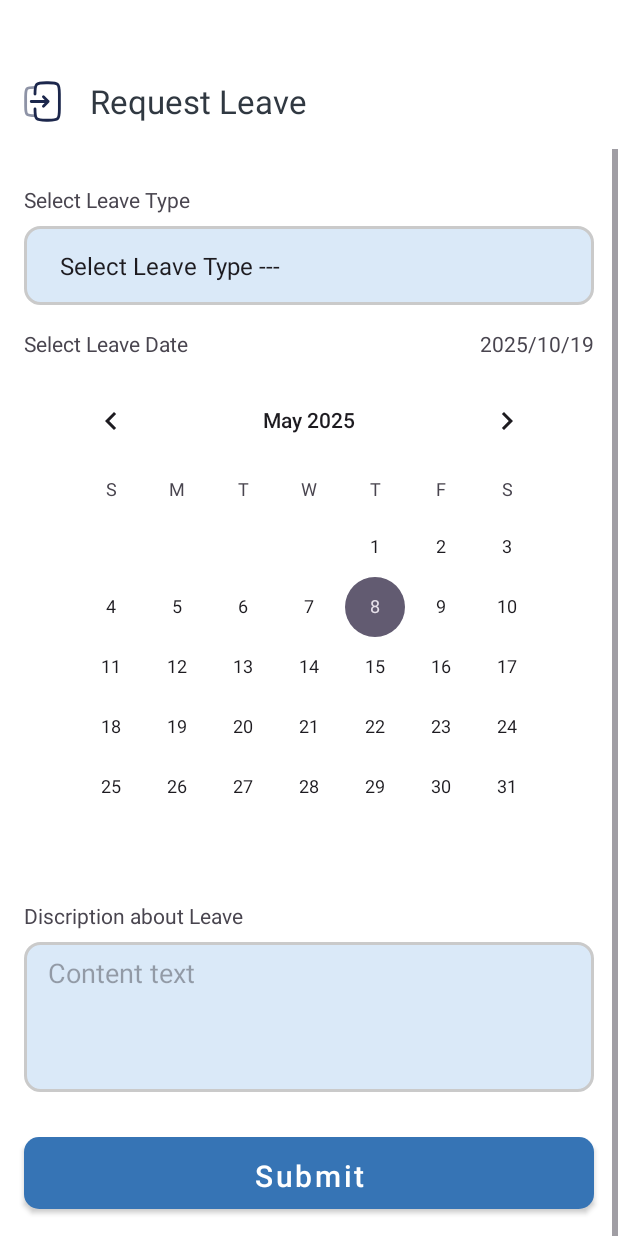
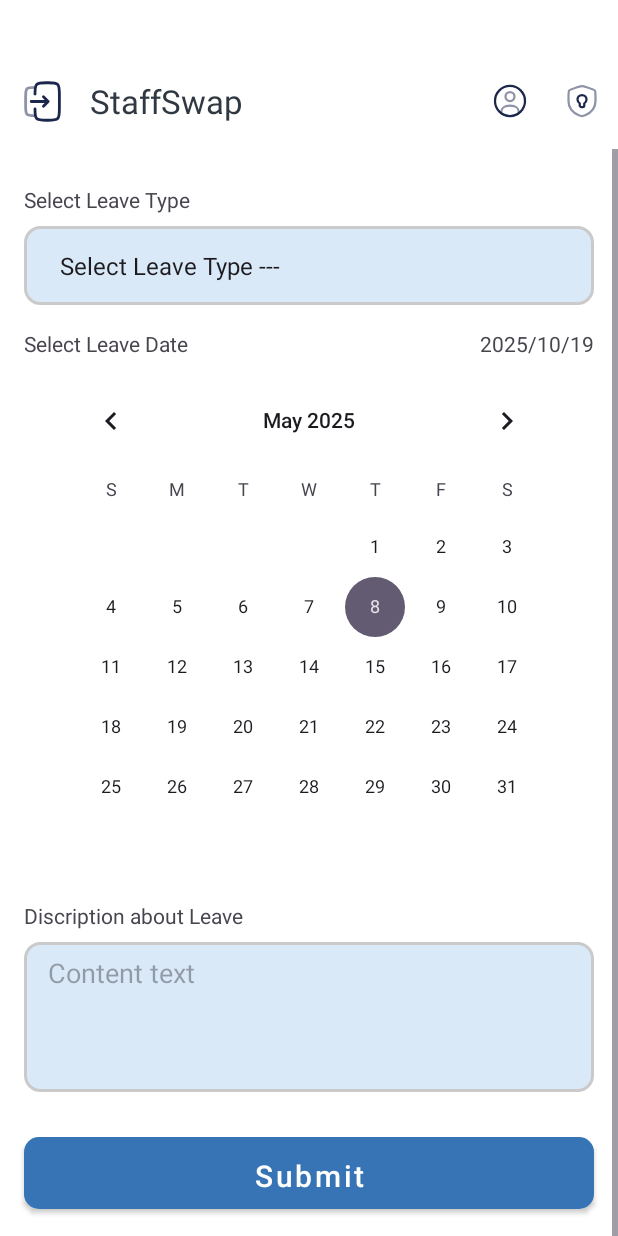
Before and after one commit to StaffSwap/AndroidApp, an Android app: the UserHomeActivity screen opened directly, with no data from a screen before it, in the side drawer, after a tap on "Request leave", on a phone screen of 412 x 824 dp. Run offline under Robolectric (Android 15) with nearby library versions, the phone set to English and light mode, and no system bars.

Commit message:
update toolbardesign

```diff
--- a/StaffSwap/app/src/main/java/com/example/staffswap/UserHomeActivity.java
+++ b/StaffSwap/app/src/main/java/com/example/staffswap/UserHomeActivity.java
@@ -1,6 +1,7 @@
 package com.example.staffswap;
 
 import android.os.Bundle;
+import android.view.Menu;
 import android.view.MenuItem;
 import android.view.View;
 
@@ -41,10 +42,10 @@
         DrawerLayout drawerLayout1 = findViewById(R.id.drawerLayout1);
         NavigationView navigationView1 = findViewById(R.id.navigationView1);
         Toolbar toolbar =  findViewById(R.id.toolbar1);
-//        setSupportActionBar(toolbar);
+        setSupportActionBar(toolbar);
 
         loadFragment(new DashboardFragment());
-        toolbar.setTitle("Dashboard");
+//        toolbar.setTitle("Dashboard");
 
 
         toolbar.setNavigationOnClickListener(new View.OnClickListener() {
@@ -65,21 +66,21 @@
 
                 if (id == R.id.menu_dashboard) {
                     fragment = new DashboardFragment();
-                    title = "Dashboard";
+//                    title = "Dashboard";
                 } else if (id == R.id.menu_req_leave) {
                     fragment = new RequestLeaveFragment();
-                    title = "Request Leave";
+//                    title = "Request Leave";
                 } else if (id == R.id.menu_time_table) {
                     fragment = new TimeTableFragment();
-                    title = "Time Table";
+//                    title = "Time Table";
                 } else if (id == R.id.menu_note) {
                     fragment = new AddNoteFragment();
-                    title = "Add Note";
+//                    title = "Add Note";
                 }
 
                 if (fragment != null) {
                     loadFragment(fragment);
-                    toolbar.setTitle(title);
+//                    toolbar.setTitle(title);
                 }
 
                 drawerLayout1.closeDrawers();
@@ -87,19 +88,34 @@
             }
         });
 
+    }
 
+    @Override
+    public boolean onCreateOptionsMenu(Menu menu) {
+        getMenuInflater().inflate(R.menu.toolbar_menu, menu);
+        return true;
+    }
 
+    @Override
+    public boolean onOptionsItemSelected(@NonNull MenuItem item) {
+        int id = item.getItemId();
+        if (id == R.id.profile) {
+            // Handle user profile
+            return true;
+        } else if (id == R.id.action_notifications) {
+            // Handle notification action
+            return true;
+        }
+        return super.onOptionsItemSelected(item);
+    }
 
-
+    private void loadFragment(Fragment fragment) {
+        FragmentManager fragmentManager = getSupportFragmentManager();
+        FragmentTransaction fragmentTransaction = fragmentManager.beginTransaction();
+        fragmentTransaction.replace(R.id.fragment_container_view1, fragment, null)
+                .setReorderingAllowed(true)
+                .commit();
     }
 
 
-    private void loadFragment(Fragment fragment){
-
-        FragmentManager fragmentManager = getSupportFragmentManager();
-        FragmentTransaction fragmentTransaction = fragmentManager.beginTransaction();
-        fragmentTransaction.replace(R.id.fragment_container_view1, fragment,null)
-                .setReorderingAllowed(true)
-                .commit();
-    }
 }
--- a/StaffSwap/app/src/main/res/layout/activity_user_home.xml
+++ b/StaffSwap/app/src/main/res/layout/activity_user_home.xml
@@ -15,33 +15,23 @@
         android:layout_height="match_parent"
         android:orientation="vertical">
 
-<!--                <androidx.appcompat.widget.Toolbar-->
-<!--                    android:id="@+id/toolbar1"-->
-<!--                    android:layout_width="match_parent"-->
-<!--                    android:layout_height="80dp"-->
-<!--                    android:background="@color/blue_3"-->
-<!--                    app:subtitle="Home"-->
-<!--                    app:navigationIcon="@drawable/leave"-->
-<!--                    />-->
-
         <com.google.android.material.appbar.AppBarLayout
             android:layout_width="match_parent"
             android:layout_height="wrap_content"
-            android:layout_marginTop="35dp"
-            android:theme="@style/Theme.StaffSwap.AppBarOverlay">
+            android:theme="@style/Theme.StaffSwap.AppBarOverlay"
+            android:layout_marginTop="35dp">
 
             <androidx.appcompat.widget.Toolbar
                 android:id="@+id/toolbar1"
                 android:layout_width="match_parent"
                 android:layout_height="?attr/actionBarSize"
+                android:background="@color/white"
                 app:popupTheme="@style/Theme.StaffSwap.PopupOverlay"
                 app:navigationIcon="@drawable/loginslide"
-                android:background="@color/white"
-                app:titleTextColor="@color/black_1"
-                app:title=""
-                />
+                app:titleTextColor="@color/black_1"/>
 
         </com.google.android.material.appbar.AppBarLayout>
+
 
         <FrameLayout
             android:id="@+id/frame_layout1"
```
